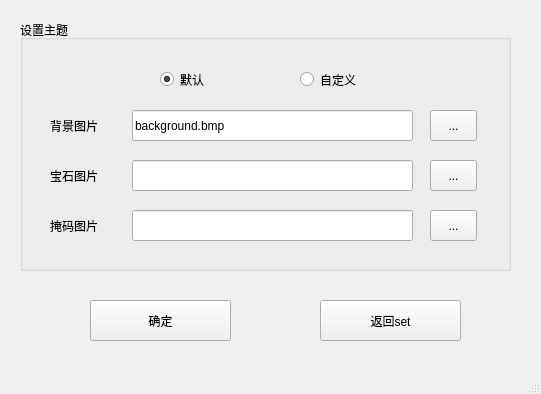
This is cthemedlg.ui in wgananh/Formal_Brmal_Bejeweled as Qt 5 draws it before an edit. The edited form follows.
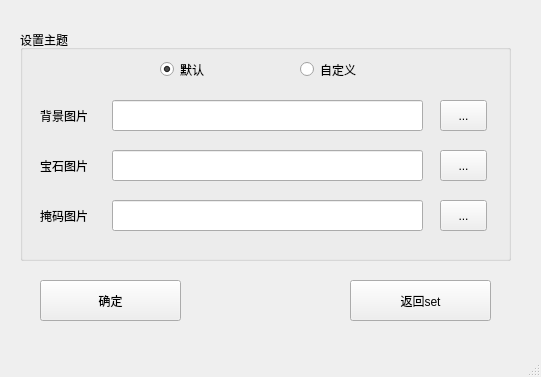
This is the edited form.

Commit message: 5.18.10：08 完善CTemeDlg

The edit to the form file:
```diff
--- a/cthemedlg.ui
+++ b/cthemedlg.ui
@@ -7,7 +7,7 @@
     <x>0</x>
     <y>0</y>
     <width>541</width>
-    <height>394</height>
+    <height>377</height>
    </rect>
   </property>
   <property name="windowTitle">
@@ -18,9 +18,9 @@
     <property name="geometry">
      <rect>
       <x>20</x>
-      <y>20</y>
+      <y>30</y>
       <width>491</width>
-      <height>251</height>
+      <height>231</height>
      </rect>
     </property>
     <property name="title">
@@ -30,7 +30,7 @@
      <property name="geometry">
       <rect>
        <x>140</x>
-       <y>50</y>
+       <y>30</y>
        <width>81</width>
        <height>19</height>
       </rect>
@@ -49,7 +49,7 @@
      <property name="geometry">
       <rect>
        <x>280</x>
-       <y>50</y>
+       <y>30</y>
        <width>81</width>
        <height>19</height>
       </rect>
@@ -61,8 +61,8 @@
     <widget class="QLabel" name="label">
      <property name="geometry">
       <rect>
-       <x>30</x>
-       <y>90</y>
+       <x>20</x>
+       <y>70</y>
        <width>72</width>
        <height>31</height>
       </rect>
@@ -74,34 +74,24 @@
     <widget class="QLineEdit" name="lineEdit">
      <property name="geometry">
       <rect>
-       <x>112</x>
-       <y>90</y>
-       <width>281</width>
+       <x>92</x>
+       <y>70</y>
+       <width>311</width>
        <height>31</height>
       </rect>
      </property>
      <property name="text">
-      <string>background.bmp</string>
+      <string/>
      </property>
-    </widget>
-    <widget class="QToolButton" name="toolButton">
-     <property name="geometry">
-      <rect>
-       <x>410</x>
-       <y>90</y>
-       <width>47</width>
-       <height>31</height>
-      </rect>
+     <property name="readOnly">
+      <bool>true</bool>
      </property>
-     <property name="text">
-      <string>...</string>
-     </property>
     </widget>
     <widget class="QToolButton" name="toolButton_2">
      <property name="geometry">
       <rect>
-       <x>410</x>
-       <y>140</y>
+       <x>420</x>
+       <y>120</y>
        <width>47</width>
        <height>31</height>
       </rect>
@@ -113,18 +103,21 @@
     <widget class="QLineEdit" name="lineEdit_2">
      <property name="geometry">
       <rect>
-       <x>112</x>
-       <y>140</y>
-       <width>281</width>
+       <x>92</x>
+       <y>120</y>
+       <width>311</width>
        <height>31</height>
       </rect>
      </property>
+     <property name="readOnly">
+      <bool>true</bool>
+     </property>
     </widget>
     <widget class="QLabel" name="label_2">
      <property name="geometry">
       <rect>
-       <x>30</x>
-       <y>140</y>
+       <x>20</x>
+       <y>120</y>
        <width>72</width>
        <height>31</height>
       </rect>
@@ -136,8 +129,8 @@
     <widget class="QToolButton" name="toolButton_3">
      <property name="geometry">
       <rect>
-       <x>410</x>
-       <y>190</y>
+       <x>420</x>
+       <y>170</y>
        <width>47</width>
        <height>31</height>
       </rect>
@@ -149,18 +142,21 @@
     <widget class="QLineEdit" name="lineEdit_3">
      <property name="geometry">
       <rect>
-       <x>112</x>
-       <y>190</y>
-       <width>281</width>
+       <x>92</x>
+       <y>170</y>
+       <width>311</width>
        <height>31</height>
       </rect>
      </property>
+     <property name="readOnly">
+      <bool>true</bool>
+     </property>
     </widget>
     <widget class="QLabel" name="label_3">
      <property name="geometry">
       <rect>
-       <x>30</x>
-       <y>190</y>
+       <x>20</x>
+       <y>170</y>
        <width>72</width>
        <height>31</height>
       </rect>
@@ -169,12 +165,25 @@
       <string>掩码图片</string>
      </property>
     </widget>
+    <widget class="QToolButton" name="toolButton_selsect_backgroundiamgs">
+     <property name="geometry">
+      <rect>
+       <x>420</x>
+       <y>70</y>
+       <width>47</width>
+       <height>31</height>
+      </rect>
+     </property>
+     <property name="text">
+      <string>...</string>
+     </property>
+    </widget>
    </widget>
    <widget class="QPushButton" name="btn_themeToSet">
     <property name="geometry">
      <rect>
-      <x>320</x>
-      <y>300</y>
+      <x>350</x>
+      <y>280</y>
       <width>141</width>
       <height>41</height>
      </rect>
@@ -186,8 +195,8 @@
    <widget class="QPushButton" name="btn_theme_confirm">
     <property name="geometry">
      <rect>
-      <x>90</x>
-      <y>300</y>
+      <x>40</x>
+      <y>280</y>
       <width>141</width>
       <height>41</height>
      </rect>
```
Left out of the diff: 14 changed lines with no effect on the pictures. The commit also changes 2 other files.
